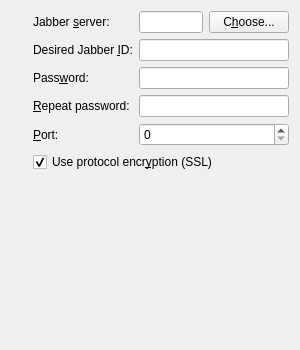
Old version of the form protocols/jabber/ui/dlgjabberregisteraccount.ui in the repository KDE/kopete.
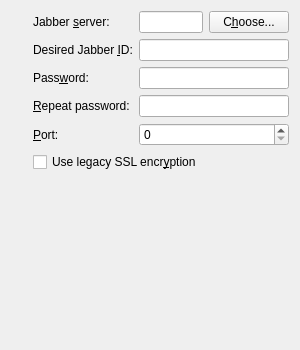
New version of the form. Custom widgets are drawn as their Qt base class.

Commit message: Update strings in jabber create and edit account dialogs about legacy SSL option

The edit to the form file:
```diff
--- a/protocols/jabber/ui/dlgjabberregisteraccount.ui
+++ b/protocols/jabber/ui/dlgjabberregisteraccount.ui
@@ -134,10 +134,10 @@
       <string>Check this box to enable SSL encrypted communication with the server.  Note that this is not end-to-end encryption, but rather encrypted communication with the server.</string>
      </property>
      <property name="text" >
-      <string>Use protocol encr&amp;yption (SSL)</string>
+      <string>Use legacy SSL encr&amp;yption</string>
      </property>
      <property name="checked" >
-      <bool>true</bool>
+      <bool>false</bool>
      </property>
     </widget>
    </item>
```
Left out of the diff: 4 changed lines with no effect on the pictures. The commit also changes 1 other file.
